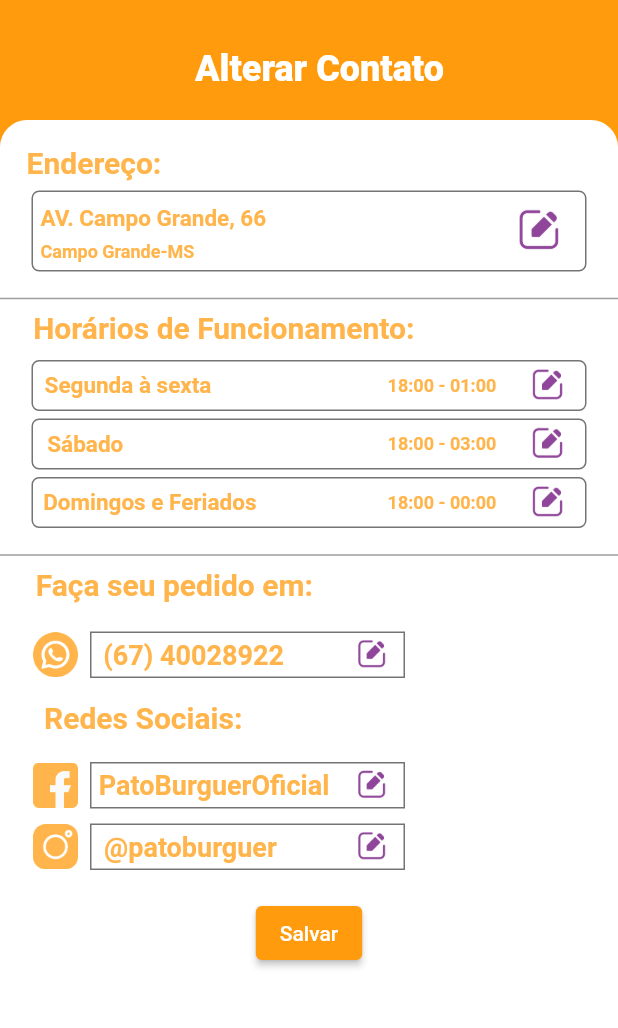
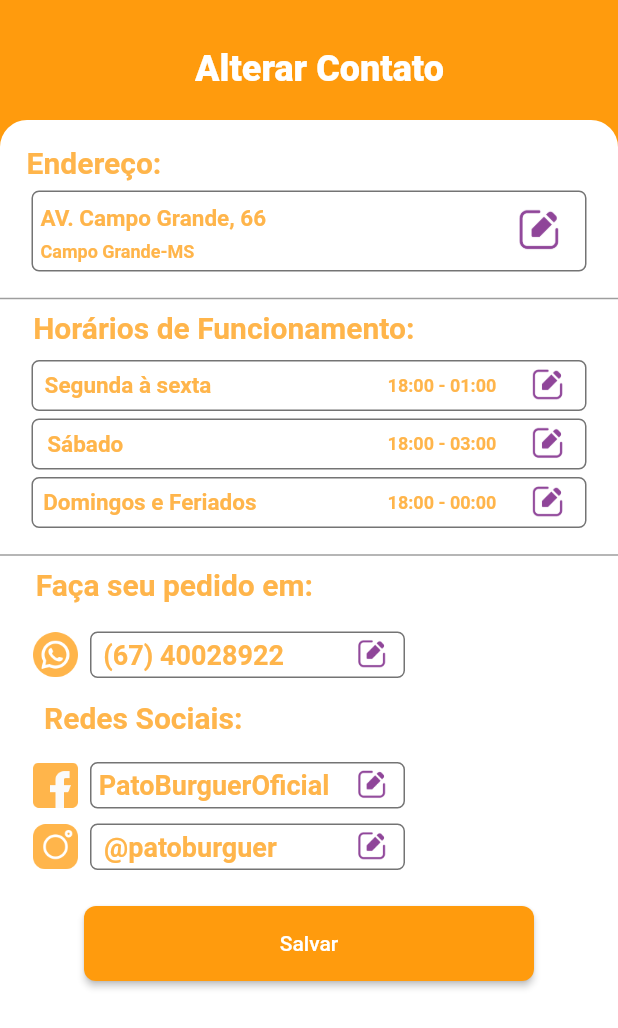
Before and after one commit to Kelvisck/PatoBurguer, a Flutter app: the AlterarCardapio screen opened directly, on a phone screen of 412 x 824 dp. Shown: the top 1028 px of the screen. Run offline on Flutter 3.47's test engine with Material 2 defaults, Android fonts, the phone set to English and light mode, and no system bars; our stand-ins replace firebase_auth, firebase_core, google_sign_in; accounts and stored records are empty; statements that could not run were skipped.

Commit message:
feat: tela de alteraContatos concluida

```diff
--- a/lib/alterarCardapio.dart
+++ b/lib/alterarContato.dart
@@ -146,10 +146,17 @@ class AlterarCardapio extends StatelessWidget {
                               redesSociais('lib/assets/recursos/instagram.png',
                                   '@patoburguer'),
                               SizedBox(
-                                height: 18,
+                                height: 24,
                               ),
                               ElevatedButton(
                                 style: ButtonStyle(
+                                    minimumSize: MaterialStateProperty.all(
+                                        Size(300, 50)),
+                                    shape: MaterialStateProperty.all<
+                                            RoundedRectangleBorder>(
+                                        RoundedRectangleBorder(
+                                      borderRadius: BorderRadius.circular(8),
+                                    )),
                                     backgroundColor:
                                         MaterialStatePropertyAll<Color>(
                                             Constantes.corFundo)),
--- a/lib/assets/widgetsFunctions.dart
+++ b/lib/assets/widgetsFunctions.dart
@@ -87,6 +87,7 @@ Widget redesSociais(String icon, String texto) {
                       color: Constantes.CorBorda,
                       width: 1.0,
                     ),
+                    borderRadius: BorderRadius.circular(5),
                   ),
                   child: Stack(
                     children: [
```
